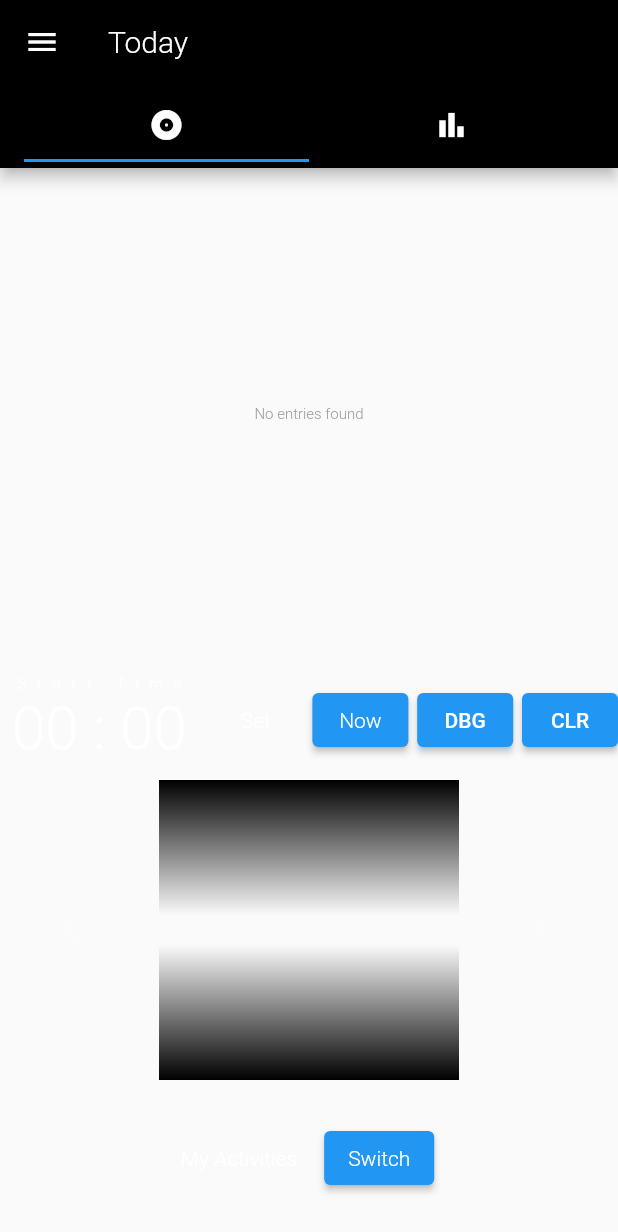
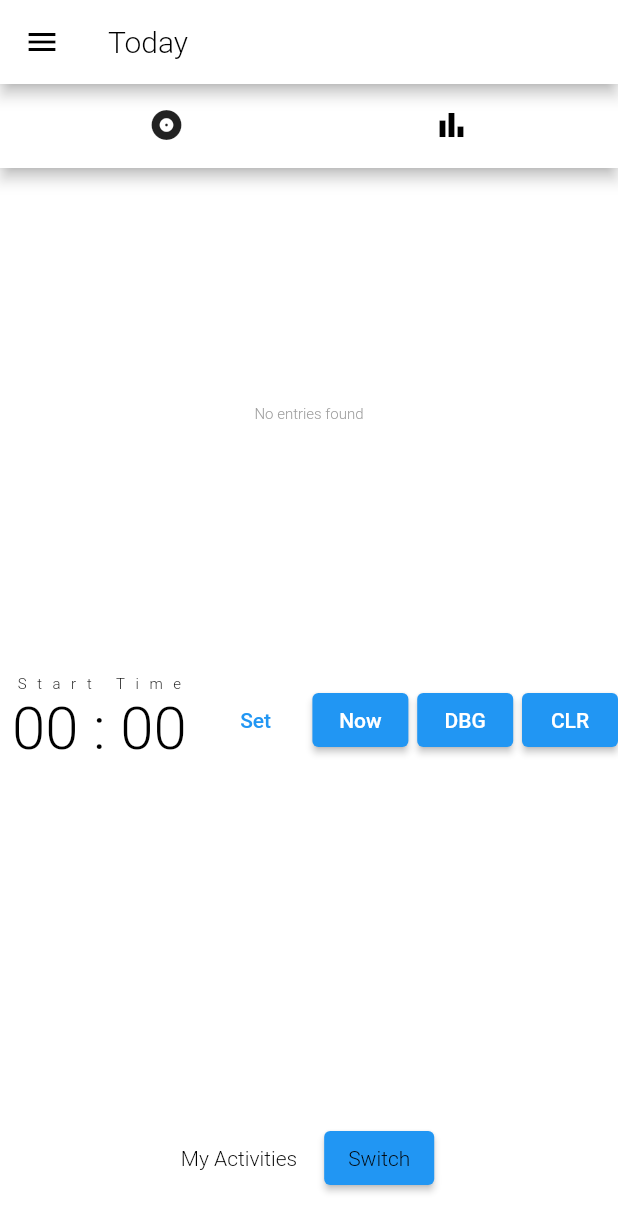
Before and after one commit to coffeecoding/EazyTime, a Flutter app: the screen it shows after launch, on a phone screen of 412 x 824 dp. Shown: the top 1232 px of the screen. Run offline on Flutter 3.47's test engine with Material 2 defaults, Android fonts, the phone set to English and light mode, and no system bars; our stand-ins replace charts_flutter, shared_preferences, sqflite; accounts and stored records are empty.

Commit message:
WIP added themeing

```diff
--- a/lib/activity_manager.dart
+++ b/lib/activity_manager.dart
@@ -33,7 +33,7 @@ class _ActivityManagerState extends State<ActivityManager> {
     return SafeArea(
       child: Scaffold(
         appBar:
-            AppBar(title: Text('Manage Activities', style: NormalTextStyle())),
+            AppBar(title: Text('Manage Activities', style: Theme.of(context).textTheme.bodyText2)),
         body: Container(
           color: Colors.white,
           child: Column(
@@ -50,13 +50,13 @@ class _ActivityManagerState extends State<ActivityManager> {
                               alignment: Alignment.centerLeft,
                                 padding: EdgeInsets.only(left: 8.0),
                                 color: ColorSpec.myRed,
-                              child: Text('Delete', style: NormalTextStyle()))),
+                              child: Text('Delete', style: Theme.of(context).textTheme.bodyText2))),
                         secondaryBackground:
                             Flexible(child: Container(
                                 alignment: Alignment.centerRight,
                                 padding: EdgeInsets.only(right: 8.0),
                                 color: ColorSpec.myGreen,
-                                child: Text('Modify', style: NormalTextStyle()))),
+                                child: Text('Modify', style: Theme.of(context).textTheme.bodyText2))),
                         onDismissed: (dir) => _handleDismissActivity(dir, i),
                         child: Container(
                             alignment: Alignment.centerLeft,
--- a/lib/entry_handler.dart
+++ b/lib/entry_handler.dart
@@ -69,6 +69,7 @@ class EntrySwitchHandler {
     debugLog += ' startTime = ${startTime.display()}\n';
     debugLog += ' day = ${day.toSimpleString()}\n';
     debugLog += await refreshEntries(entries);
+    debugLog += ' Refreshed entries(today){${entries.length}}\n';
 
     DateTime today = DateTime.now();
     TimeOfDay now = TimeOfDay(hour: today.hour, minute: today.minute);
@@ -86,8 +87,9 @@ class EntrySwitchHandler {
       }
       ActivityEntry newEntry = ActivityEntry(newAct, day, startTime, now);
       await DBClient.instance.insertEntry(newEntry);
+      debugLog += ' Added new ${newEntry.toString()}\n';
       entries = await DBClient.instance.getEntriesByDate(day);
-      debugLog += ' Added new ${newEntry.toString()} and entries=EntriesBy(today)\n';
+      debugLog += ' Refreshed entries(today){${entries.length}}\n';
       return debugLog;
     }
 
@@ -173,7 +175,7 @@ class EntrySwitchHandler {
       }
     }
     entries = await DBClient.instance.getEntriesByDate(day);
-    debugLog += ' Refreshed entriesBy(today){${entries.length}}\n';
+    debugLog += ' Refreshed entries(today){${entries.length}}\n';
     return debugLog;
   }
 
--- a/lib/main.dart
+++ b/lib/main.dart
@@ -25,9 +25,36 @@ class EazyTime extends StatelessWidget {
   @override
   Widget build(BuildContext context) {
     return MaterialApp(
-      title: 'Flutter Demo',
+      title: 'EasyTimetracker',
       theme:
-          ThemeData(primarySwatch: Colors.blue, backgroundColor: Colors.white),
+          ThemeData(
+            textTheme: TextTheme(
+              bodyText1: PrimaryTextStyle(Colors.black),
+              bodyText2: NormalTextStyle(Colors.black),
+              caption: ButtonTextStyle(Colors.black),
+              headline1: SmallTextStyle(Colors.black),
+              headline2: SecondaryTextStyle(Colors.black),
+              headline3: SmallSpacedTextStyle(Colors.black),
+              headline4: LegendTextStyle(Colors.black),
+            ),
+              primarySwatch: Colors.blue,
+              fontFamily: 'Roboto',
+              primaryColor: Colors.white,
+              brightness: Brightness.light,
+              backgroundColor: Colors.white,
+              accentColor: Colors.white,
+              accentIconTheme: IconThemeData(color: Colors.black),
+              dividerColor: Colors.black12),
+      darkTheme:
+        ThemeData(
+            primarySwatch: Colors.purple,
+            fontFamily: 'Roboto',
+            brightness: Brightness.dark,
+            backgroundColor: Colors.black,
+            accentColor: Colors.blue,
+            accentIconTheme: IconThemeData(color: Colors.yellow),
+            dividerColor: Colors.black12),
+      themeMode: ThemeMode.light,
       home: MyHomePage(
         title: 'Flutter Demo Home Page',
         key: Key('Test'),
@@ -56,6 +83,22 @@ class _MyHomePageState extends State<MyHomePage> with WidgetsBindingObserver {
     _entries = mysamples.SampleData.getSampleEntries();
   }
 
+  int _hour = 0;
+  int _minute = 0;
+  int _selectedActivityIndex = 0;
+
+  PageController _pageController = PageController(initialPage: 1);
+  ScrollController _histChartScroller =
+      ScrollController(keepScrollOffset: true);
+  int historyChartBarCount = 0;
+
+  List<Activity> _activities = [];
+  List<ActivityEntry> _entries = [];
+
+  String lastSwitchDebugLog = "";
+
+  Timer? _everyMinute;
+
   Future<void> updateData(bool updateEntries,
       [bool updateActivities = false]) async {
     if (updateActivities) {
@@ -68,8 +111,6 @@ class _MyHomePageState extends State<MyHomePage> with WidgetsBindingObserver {
     }
     setState(() {});
   }
-
-  Timer? _everyMinute;
 
   @override
   void initState() {
@@ -89,43 +130,29 @@ class _MyHomePageState extends State<MyHomePage> with WidgetsBindingObserver {
     });
   }
 
-  int _hour = 0;
-  int _minute = 0;
-  int _selectedActivityIndex = 0;
-
-  PageController _pageController = PageController(initialPage: 1);
-  ScrollController _histChartScroller =
-      ScrollController(keepScrollOffset: true);
-  int historyChartBarCount = 0;
-
-  List<Activity> _activities = [];
-  List<ActivityEntry> _entries = [];
-
-  String lastSwitchDebugLog = "";
-
-  //Map<String, ActivityHistory> _activityHistories = {};
-
   @override
   Widget build(BuildContext context) {
     return SafeArea(
       child: Scaffold(
+        backgroundColor: Theme.of(context).backgroundColor,
         appBar: AppBar(
-          title: Text('Today', style: NormalTextStyle()),
-          backgroundColor: Colors.black,
+          title: Text('Today', style: Theme.of(context).textTheme.bodyText2),
         ),
         drawer: Drawer(
+          elevation: 5.0,
           child: ListView(
             children: [
               DrawerHeader(child: Center(
-                child: Text('Yo whaddup', style: NormalTextStyle(Colors.black)),
+                child: Text('', style: Theme.of(context).textTheme.bodyText1),
               )),
-              ListTile(title: Text('Today', style: NormalTextStyle(Colors.black))),
+              ListTile(title: Text('Today', style: Theme.of(context).textTheme.bodyText1)),
               Divider(),
-              ListTile(title: Text('Help', style: NormalTextStyle(Colors.black))),
+              ListTile(title: Text('Help', style: Theme.of(context).textTheme.bodyText1)),
               Divider(),
-              ListTile(title: Text('Check for updates', style: NormalTextStyle(Colors.black))),
+              ListTile(title: Text('About', style: Theme.of(context).textTheme.bodyText1)),
               Divider(),
-              ListTile(title: Text('About', style: NormalTextStyle(Colors.black))),
+              ListTile(title: Text('Visit Creator Website', style: Theme.of(context).textTheme.bodyText1)),
+              Divider(),
             ],
           ),
         ),
@@ -188,7 +215,7 @@ class _MyHomePageState extends State<MyHomePage> with WidgetsBindingObserver {
                   length: 2,
                   child: Scaffold(
                     appBar: AppBar(
-                      backgroundColor: Colors.black,
+                      backgroundColor: Theme.of(context).backgroundColor,
                       title: TabBar(tabs: [
                         Tab(icon: Icon(Icons.album)),
                         Tab(icon: Icon(Icons.bar_chart)),
@@ -197,6 +224,7 @@ class _MyHomePageState extends State<MyHomePage> with WidgetsBindingObserver {
                     body: TabBarView(
                       children: [
                         Container(
+                          color: Theme.of(context).backgroundColor,
                             alignment: Alignment.center,
                             child: Padding(
                                 padding: EdgeInsets.all(32.0),
@@ -237,7 +265,7 @@ class _MyHomePageState extends State<MyHomePage> with WidgetsBindingObserver {
                               child: buildStartTime(context),
                             ),
                             TextButton(
-                                child: Text('Set', style: ButtonTextStyle()),
+                                child: Text('Set'),
                                 onPressed: () async {
                                   TimeOfDay? picked = await showTimePicker(
                                       context: context,
@@ -254,7 +282,7 @@ class _MyHomePageState extends State<MyHomePage> with WidgetsBindingObserver {
                                   _minute = time.minute;
                                   setState(() {});
                                 },
-                                child: Text('Now', style: ButtonTextStyle())),
+                                child: Text('Now')),
                             ElevatedButton(
                                 onPressed: () {
                                   showDebugInfo(context);
@@ -304,7 +332,7 @@ class _MyHomePageState extends State<MyHomePage> with WidgetsBindingObserver {
                           children: [
                             TextButton(
                                 child: Text('My Activities',
-                                    style: ButtonTextStyle()),
+                                    style: Theme.of(context).textTheme.caption),
                                 onPressed: () => {
                                       Navigator.push(
                                               context,
@@ -337,7 +365,7 @@ class _MyHomePageState extends State<MyHomePage> with WidgetsBindingObserver {
                                     });
                                   },
                                   child:
-                                      Text('Switch', style: ButtonTextStyle())),
+                                      Text('Switch', style: Theme.of(context).textTheme.caption)),
                             ),
                           ],
                         ),
@@ -371,7 +399,7 @@ class _MyHomePageState extends State<MyHomePage> with WidgetsBindingObserver {
                         return snapshot.data!;
                       } else {
                         return Text('Retrieving data ...',
-                            style: SecondaryTextStyle(Colors.black));
+                            style: Theme.of(context).textTheme.headline2);
                       }
                     }),
               ),
@@ -388,13 +416,14 @@ class _MyHomePageState extends State<MyHomePage> with WidgetsBindingObserver {
         builder: (BuildContext context) {
           return AlertDialog(
             title: Text('Info'),
-            content: SingleChildScrollView(child: Text(text, style: SmallTextStyle(),)),
+            content: SingleChildScrollView(child:
+              Text(text, style: Theme.of(context).textTheme.headline1)),
             actions: [
               ElevatedButton(
                   onPressed: () {
                     Navigator.of(context).pop();
                   },
-                  child: Text('Oh okay', style: ButtonTextStyle()))
+                  child: Text('Oh okay', style: Theme.of(context).textTheme.caption))
             ],
           );
         });
@@ -571,7 +600,7 @@ class _MyHomePageState extends State<MyHomePage> with WidgetsBindingObserver {
               width: 18,
               margin: EdgeInsets.only(right: 4.0),
               color: Color(activity.color)),
-          Text(text, style: LegendTextStyle(Colors.black))
+          Text(text, style: Theme.of(context).textTheme.headline4)
         ],
       ),
     );
@@ -581,10 +610,9 @@ class _MyHomePageState extends State<MyHomePage> with WidgetsBindingObserver {
     return Column(
       mainAxisAlignment: MainAxisAlignment.center,
       children: [
-        Text('Start Time', style: SmallSpacedTextStyle()),
-        Text(
-            '${_hour.toString().padLeft(2, '0')} : ${_minute.toString().padLeft(2, '0')}',
-            style: PrimaryTextStyle())
+        Text('Start Time', style: Theme.of(context).textTheme.headline3),
+        Text('${_hour.toString().padLeft(2, '0')} : ${_minute.toString().padLeft(2, '0')}',
+        style: Theme.of(context).textTheme.bodyText1)
       ],
     );
   }
@@ -600,10 +628,7 @@ class _MyHomePageState extends State<MyHomePage> with WidgetsBindingObserver {
         overAndUnderCenterOpacity: 0.75,
         diameterRatio: 1.5,
         children: _activities
-            .map((e) => Text(
-                  e.name,
-                  style: PrimaryTextStyle(),
-                ))
+            .map((e) => Text(e.name, style: Theme.of(context).textTheme.bodyText1))
             .toList(),
         itemExtent: 48,
         physics: FixedExtentScrollPhysics(),
@@ -612,13 +637,13 @@ class _MyHomePageState extends State<MyHomePage> with WidgetsBindingObserver {
         child: Container(
           height: 200,
           decoration: BoxDecoration(
-              color: Colors.black,
+              color: Theme.of(context).backgroundColor,
               gradient: LinearGradient(
                   begin: FractionalOffset.topCenter,
                   end: FractionalOffset.bottomCenter,
                   colors: [
-                    Colors.black,
-                    Colors.black.withOpacity(0.0),
+                    Theme.of(context).backgroundColor,
+                    Theme.of(context).backgroundColor.withOpacity(0.0),
                   ],
                   stops: [
                     0.0,
@@ -630,13 +655,13 @@ class _MyHomePageState extends State<MyHomePage> with WidgetsBindingObserver {
         child: Container(
           height: 200,
           decoration: BoxDecoration(
-              color: Colors.black,
+              color: Theme.of(context).backgroundColor,
               gradient: LinearGradient(
                   begin: FractionalOffset.topCenter,
                   end: FractionalOffset.bottomCenter,
                   colors: [
-                    Colors.black.withOpacity(0.0),
-                    Colors.black,
+                    Theme.of(context).backgroundColor.withOpacity(0.0),
+                    Theme.of(context).backgroundColor,
                   ],
                   stops: [
                     0.55,
--- a/lib/pie_chart.dart
+++ b/lib/pie_chart.dart
@@ -29,7 +29,7 @@ class SimplePieChart extends StatelessWidget {
                 leaderLineStyleSpec: charts.ArcLabelLeaderLineStyleSpec(
                     length: 10.0,
                     thickness: 1,
-                    color: charts.ColorUtil.fromDartColor(Colors.grey))),
+                    color: charts.ColorUtil.fromDartColor(Theme.of(context).dividerColor))),
           ]),
     );
   }
--- a/lib/styles.dart
+++ b/lib/styles.dart
@@ -1,7 +1,7 @@
 import 'package:flutter/material.dart';
 
 class PrimaryTextStyle extends TextStyle {
-  PrimaryTextStyle([Color color = Colors.white]) : super(
+  PrimaryTextStyle(Color color) : super(
     color: color,
     decoration: TextDecoration.none,
     fontSize: 40,
@@ -11,7 +11,7 @@ class PrimaryTextStyle extends TextStyle {
 }
 
 class NormalTextStyle extends TextStyle {
-  NormalTextStyle([Color color = Colors.white]) : super(
+  NormalTextStyle(Color color) : super(
     color: color,
     decoration: TextDecoration.none,
     fontSize: 20,
@@ -21,7 +21,7 @@ class NormalTextStyle extends TextStyle {
 }
 
 class ButtonTextStyle extends TextStyle {
-  ButtonTextStyle([Color color = Colors.white]) : super(
+  ButtonTextStyle(Color color) : super(
       color: color,
       decoration: TextDecoration.none,
       fontSize: 14,
@@ -31,7 +31,7 @@ class ButtonTextStyle extends TextStyle {
 }
 
 class SecondaryTextStyle extends TextStyle {
-  SecondaryTextStyle([Color color = Colors.white]) : super(
+  SecondaryTextStyle(Color color) : super(
       color: color,
       decoration: TextDecoration.none,
       fontSize: 10,
@@ -41,8 +41,8 @@ class SecondaryTextStyle extends TextStyle {
 }
 
 class SmallSpacedTextStyle extends TextStyle {
-  SmallSpacedTextStyle() : super(
-    color: Colors.white,
+  SmallSpacedTextStyle(Color color) : super(
+    color: color,
     fontSize: 10.0,
     decoration: TextDecoration.none,
     letterSpacing: 7.0,
@@ -52,8 +52,8 @@ class SmallSpacedTextStyle extends TextStyle {
 }
 
 class SmallTextStyle extends TextStyle {
-  SmallTextStyle() : super(
-      color: Colors.black,
+  SmallTextStyle(Color color) : super(
+      color: color,
       fontSize: 12.0,
       decoration: TextDecoration.none,
       fontFamily: 'Roboto',
@@ -62,7 +62,7 @@ class SmallTextStyle extends TextStyle {
 }
 
 class LegendTextStyle extends TextStyle {
-  LegendTextStyle([Color color = Colors.white]) : super(
+  LegendTextStyle(Color color) : super(
       color: color,
       fontSize: 10.0,
       decoration: TextDecoration.none,
--- a/pubspec.yaml
+++ b/pubspec.yaml
@@ -27,6 +27,8 @@ dependencies:
   sqflite: ^2.0.0+3
   # path provides functions to define the location for storing the database on disk
   path: any
+
+  shared_preferences: ^2.0.5
 
   # The following adds the Cupertino Icons font to your application.
   # Use with the CupertinoIcons class for iOS style icons.
```
Also changed, not shown: lib/partial_pie_chart.dart (+6 -1 lines), lib/storage_manager.dart (added, +27 -0 lines), pubspec.lock.
